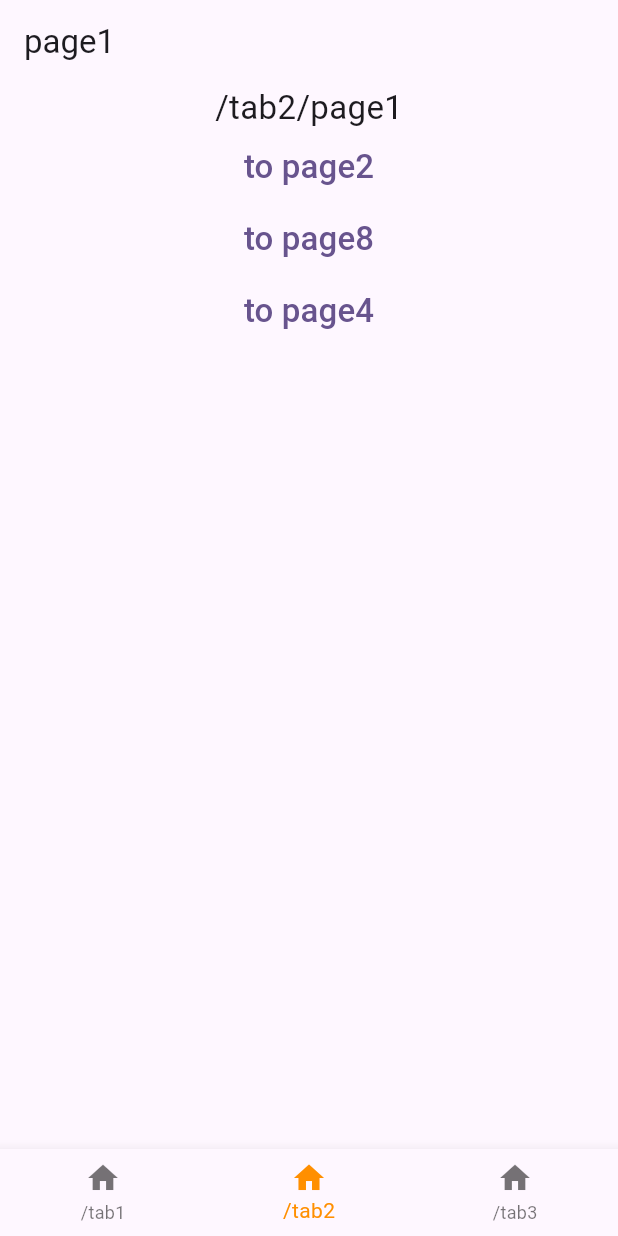
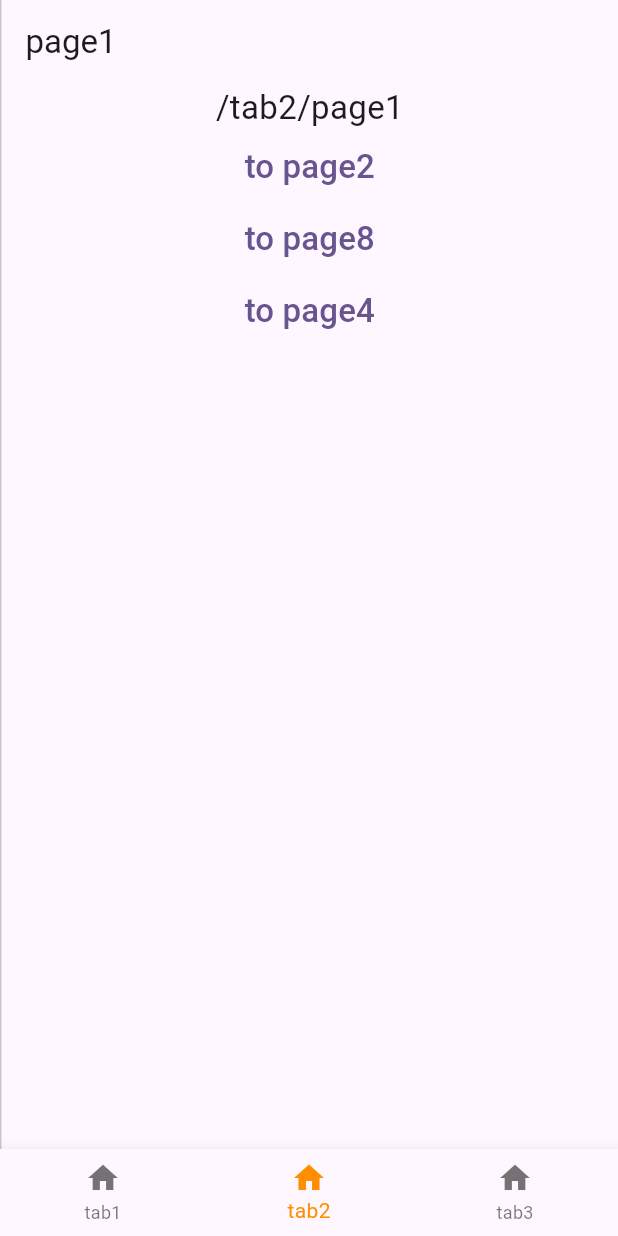
Before and after one commit to zombie6888/flutter_navigator_draft, a Flutter app: the screen it shows after launch, after a tap on "to page1", on a phone screen of 412 x 824 dp. Run offline on Flutter 3.47's test engine with Material 2 defaults, Android fonts, the phone set to English and light mode, and no system bars; our stand-ins replace url_strategy; missing offline and left inert: dart:js.

Commit message:
navigation rail added

```diff
--- a/lib/navigation/core/tab_stack_builder.dart
+++ b/lib/navigation/core/tab_stack_builder.dart
@@ -48,7 +48,7 @@ class _TabStackBuilderState extends State<TabStackBuilder>
   @override
   void initState() {
     super.initState();
-     controller = CustomTabController(
+    controller = CustomTabController(
       initialIndex: widget.index,
       length: widget.tabsLenght,
       vsync: this,
@@ -63,8 +63,13 @@ class _TabStackBuilderState extends State<TabStackBuilder>
   }
 
   _onChangeTab() {
-    if (controller.indexIsChanging) {
-      widget.onChangeTab(controller.index);
+    // print(
+    //     '_onChangeTab ${controller.index}, ${controller.previousIndex}, ${controller.indexIsChanging}');
+    if (controller.index != controller.previousIndex) {
+      WidgetsBinding.instance.addPostFrameCallback((timeStamp) {
+         widget.onChangeTab(controller.index);
+      });
+      //widget.onChangeTab(controller.index);
     }
   }
 
--- /dev/null
+++ b/lib/navigation/platform_tabs_page.dart
@@ -0,0 +1,61 @@
+import 'package:flutter/material.dart';
+
+import 'core/route_path.dart';
+
+class PlatformTabsPage extends StatelessWidget {
+  final Iterable<RoutePath> tabRoutes;
+  final TabBarView view;
+  final TabController controller;
+  const PlatformTabsPage(
+      {super.key,
+      required this.tabRoutes,
+      required this.view,
+      required this.controller});
+
+  @override
+  Widget build(BuildContext context) {
+    final screenWidth = MediaQuery.of(context).size.width;
+    return Scaffold(
+        body: Row(
+          children: [
+            if (screenWidth >= 600)
+              Material(
+                child: NavigationRail(
+                    backgroundColor: Colors.white,
+                    elevation: 5,
+                    minWidth: 50,
+                    selectedIndex: controller.index,
+                    labelType: NavigationRailLabelType.all,
+                    destinations: [
+                      for (var route in tabRoutes)
+                        NavigationRailDestination(
+                          indicatorColor: Colors.black,
+                          icon: const Icon(Icons.home),
+                          label: Text(route.path.replaceAll('/', ''),),
+                        ),
+                    ],
+                    onDestinationSelected: (index) {
+                      controller.animateTo(index);
+                    }),
+              ),
+            const VerticalDivider(thickness: 1, width: 1),
+            Expanded(child: view),
+          ],
+        ),
+        bottomNavigationBar: screenWidth < 600
+            ? BottomNavigationBar(
+                currentIndex: controller.index,
+                type: BottomNavigationBarType.fixed,
+                items: <BottomNavigationBarItem>[
+                  for (var route in tabRoutes)
+                    BottomNavigationBarItem(
+                      icon: const Icon(Icons.home),
+                      label: route.path.replaceAll('/', ''),
+                    )
+                ],
+                selectedItemColor: Colors.amber[800],
+                onTap: (index) => controller.animateTo(index,
+                    duration: const Duration(milliseconds: 300)))
+            : null);
+  }
+}
--- a/lib/navigation/routes.dart
+++ b/lib/navigation/routes.dart
@@ -3,11 +3,12 @@ import 'package:router_app/navigation/tabs_page.dart';
 
 import '../main.dart';
 import 'core/tab_routes_config.dart';
+import 'platform_tabs_page.dart';
 
 final routeConfig = TabRoutesConfig(
     tabRoutes,
     (context, tabRoutes, view, controller) =>
-        TabsPage(tabRoutes: tabRoutes, view: view, controller: controller));
+        PlatformTabsPage(tabRoutes: tabRoutes, view: view, controller: controller));
 
 final tabRoutes = List<RoutePath>.unmodifiable([
   RoutePath.nested(
```
